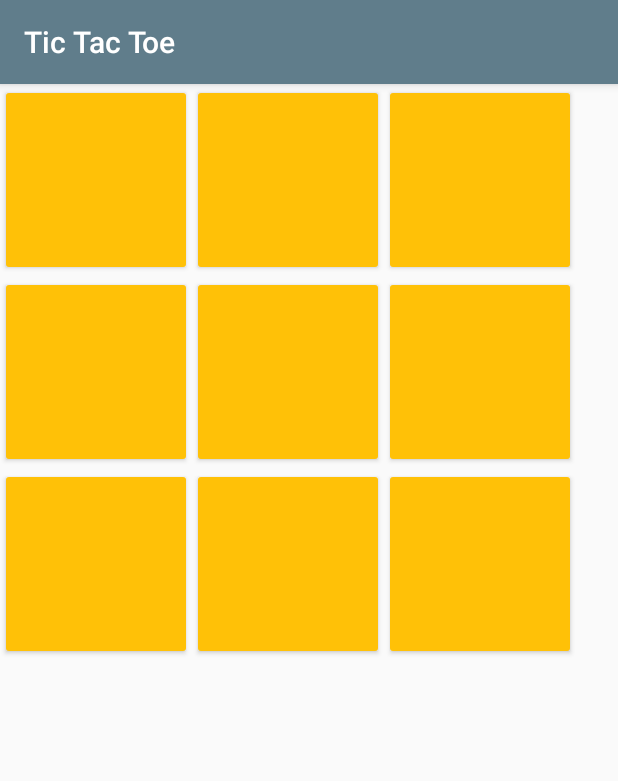
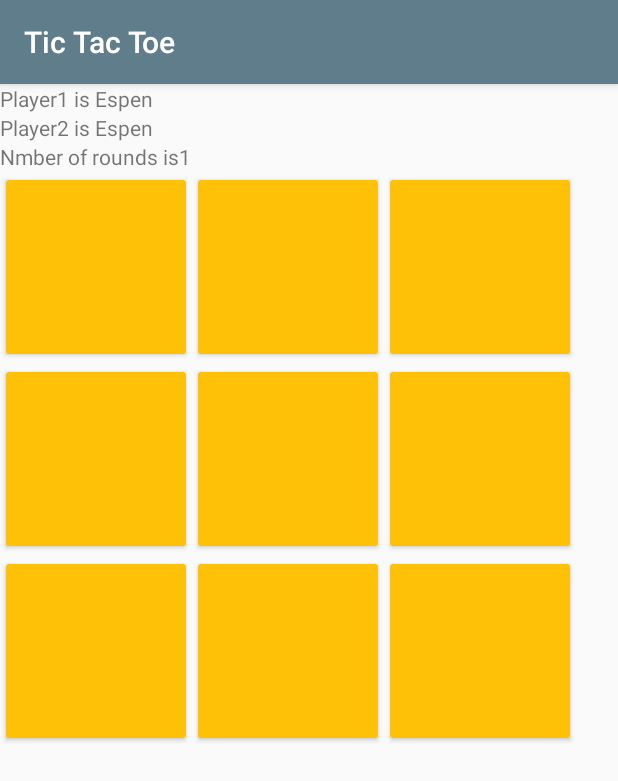
Before and after one commit to EspenBrun/TicTacToe, an Android app: the TicTacToeActivity screen opened directly, with no data from a screen before it, on a phone screen of 412 x 824 dp. Shown: the top 781 px of the screen. Run offline under Robolectric (Android 15) with nearby library versions, the phone set to English and light mode, and no system bars; 1 statement that could not run was skipped.

Commit message:
Can play several rounds. score kept

```diff
--- a/app/src/main/java/com/example/android/tictactoe/PlayersActivity.java
+++ b/app/src/main/java/com/example/android/tictactoe/PlayersActivity.java
@@ -33,9 +33,9 @@ public class PlayersActivity extends AppCompatActivity {
         String p2Name = p2Field.getText().toString().trim();
         String roundsInput = roundsField.getText().toString().trim();
 
-        if(p1Name.isEmpty() || p2Name.isEmpty() || roundsInput.isEmpty() || p1Name.equals(p2Name)){
+        if(p1Name.isEmpty() || p2Name.isEmpty() || roundsInput.isEmpty() ){
             toast.makeText(PlayersActivity.this, R.string.write_names_to_play_toast, Toast.LENGTH_SHORT).show();
-        } else if(Integer.valueOf(roundsInput) < 1) {
+        } else if(Integer.valueOf(roundsInput) < 1 || p1Name.equals(p2Name)) {
             toast.makeText(PlayersActivity.this, R.string.rounds_must_be_positive_toast, Toast.LENGTH_SHORT).show();
         } else {
             int rounds = Integer.valueOf(roundsInput);
@@ -44,6 +44,7 @@ public class PlayersActivity extends AppCompatActivity {
             extras.putInt("rounds",rounds);
             extras.putString("p1Name", p1Name);
             extras.putString("p2Name", p2Name);
+            i.putExtras(extras);
             startActivity(i);
             finish();
         }
--- a/app/src/main/java/com/example/android/tictactoe/TicTacToeActivity.java
+++ b/app/src/main/java/com/example/android/tictactoe/TicTacToeActivity.java
@@ -1,7 +1,7 @@
 package com.example.android.tictactoe;
 
+import android.content.Intent;
 import android.content.res.Resources;
-import android.nfc.Tag;
 import android.os.Bundle;
 import android.support.v7.app.AppCompatActivity;
 import android.util.Log;
@@ -11,40 +11,78 @@ import android.widget.TextView;
 
 import java.util.ArrayList;
 import java.util.Arrays;
-import java.util.List;
-import java.util.stream.IntStream;
 
 /**
  * Created by Espen on 29/04/2017.
  */
 public class TicTacToeActivity extends AppCompatActivity {
+    /** Constants */
     private final String TAG = "TicTacToeActivity";
+    private final String X = "X";
+    private final String O = "O";
+    private final int NUM_WINS_COMB = 8;
+    private final int REQUEST_CODE = 1;
+
+    /** three and three indicates a possible winning combination on a 3x3 board numbered from 0-8 */
+    private final ArrayList<Integer> WIN_COMB = new ArrayList<>(Arrays.asList(0,1,2,3,4,5,6,7,8,0,3,6,1,4,7,2,5,8,0,4,8,2,4,6));
+
+    /** initialize views */
+    private TextView p1View;
+    private TextView p2View;
+    private TextView roundsView;
+    private TextView winnerView;
+    private Button nextRound;
     private Button b;
+
+    /** Other inits and decls */
     private Resources res;
     private boolean playerTurn = true;
-    private final String X = "X";
-    private final String O = "O";
     private int[] btnIds;
     private ArrayList<Integer> p1Btns = new ArrayList<>();
     private ArrayList<Integer> p2Btns = new ArrayList<>();
     private ArrayList<Integer> winCombIds = new ArrayList<>();
-    // three and three indicates a possible winning combination on a 3x3 board numbered from 0-8
-    private final int NUM_WINS_COMB = 8;
-    private final ArrayList<Integer> WIN_COMB = new ArrayList<>(Arrays.asList(0,1,2,3,4,5,6,7,8,0,3,6,1,4,7,2,5,8,0,4,8,2,4,6));
     private boolean p1Won = false;
     private boolean p2Won = false;
-    private TextView winnerView;
+    private String p1Name;
+    private String p2Name;
+    private int rounds;
+    private int currentRound = 1;
+    private int XWins = 0;
+    private int OWins = 0;
+
 
     @Override
     protected void onCreate(Bundle savedInstanceState) {
         super.onCreate(savedInstanceState);
         setContentView(R.layout.activity_tic_tac_toe);
 
+        initializeGame();
+        Bundle extras = getIntent().getExtras();
+        String lol = extras.getString("p1Name","virker ikke");
+        Log.i(TAG,"Viker det? " + lol);
+    }
+
+
+
+    public void initializeGame(){
+        p1View = (TextView) findViewById(R.id.p1View);
+        p2View = (TextView) findViewById(R.id.p2View);
+        roundsView = (TextView) findViewById(R.id.roundsView);
         winnerView = (TextView) findViewById(R.id.winnerView);
+        nextRound = (Button) findViewById(R.id.nextRound);
         res = getResources();
         getBtnIds();
         getPossibleWins();
+        Bundle extras = getIntent().getExtras();
 
+        if(extras != null){
+            rounds = extras.getInt("rounds", 1);
+            p1Name = extras.getString("p1Name", res.getString(R.string.p1_name_default));
+            p2Name = extras.getString("p2Name", res.getString(R.string.p2_name_default));
+            p1View.setText(X + ": " + p1Name);
+            p2View.setText(O + ": " + p2Name);
+            roundsView.setText(res.getString(R.string.rounds) + ": " + currentRound + "/" + rounds);
+        }
     }
 
     public boolean hasWon(ArrayList pBtns){
@@ -73,6 +111,13 @@ public class TicTacToeActivity extends AppCompatActivity {
         }
     }
 
+    public void clearButtons(){
+        for(int id : btnIds) {
+            b = (Button) findViewById(id);
+            b.setText("");
+        }
+    }
+
     public void getPossibleWins(){
         for(int tile : WIN_COMB){
             winCombIds.add(btnIds[tile]);
@@ -90,9 +135,13 @@ public class TicTacToeActivity extends AppCompatActivity {
         if (p1Won){
             winnerView.setText("P1 won!");
             winnerView.setVisibility(View.VISIBLE);
+            nextRound.setVisibility(View.VISIBLE);
+            XWins++;
         } else if(p2Won){
             winnerView.setText("P2 won!");
             winnerView.setVisibility(View.VISIBLE);
+            nextRound.setVisibility(View.VISIBLE);
+            OWins++;
         }
     }
 
@@ -106,15 +155,27 @@ public class TicTacToeActivity extends AppCompatActivity {
             b.setTextColor(res.getColor(R.color.colorPlayerOne));
             p1Btns.add(id);
             p1Won = hasWon(p1Btns);
-            Log.i(TAG,"p1won set to: " + p1Won);
             playerTurn = !playerTurn;
         } else {
             b.setText("O");
             b.setTextColor(res.getColor(R.color.colorPlayerTwo));
             p2Btns.add(id);
             p2Won = hasWon(p2Btns);
-            Log.i(TAG,"p2won set to: " + p2Won);
             playerTurn = !playerTurn;
         }
     }
+
+    public void nextRound(View v){
+        if(currentRound < rounds) {
+            clearButtons();
+            p1Won = false;
+            p2Won = false;
+            p1Btns.clear();
+            p2Btns.clear();
+            winnerView.setVisibility(View.GONE);
+            nextRound.setVisibility(View.GONE);
+            currentRound++;
+            roundsView.setText(res.getString(R.string.rounds) + ": " + currentRound + "/" + rounds);
+        }
+    }
 }
--- a/app/src/main/res/layout/activity_tic_tac_toe.xml
+++ b/app/src/main/res/layout/activity_tic_tac_toe.xml
@@ -2,6 +2,34 @@
 <TableLayout xmlns:android="http://schemas.android.com/apk/res/android"
     android:layout_width="match_parent"
     android:layout_height="match_parent">
+
+        <TextView
+            android:id="@+id/p1View"
+            android:layout_width="match_parent"
+            android:layout_height="wrap_content"
+            android:text="Player1 is Espen" />
+
+    <TableRow
+        android:layout_width="match_parent"
+        android:layout_height="wrap_content">
+
+        <TextView
+            android:id="@+id/p2View"
+            android:layout_width="match_parent"
+            android:layout_height="wrap_content"
+            android:text="Player2 is Espen" />
+    </TableRow>
+
+    <TableRow
+        android:layout_width="match_parent"
+        android:layout_height="wrap_content">
+
+        <TextView
+            android:id="@+id/roundsView"
+            android:layout_width="match_parent"
+            android:layout_height="wrap_content"
+            android:text="Nmber of rounds is1" />
+    </TableRow>
 
 
     <TableRow
@@ -80,6 +108,15 @@
         android:layout_height="wrap_content"
         android:paddingTop="@dimen/activity_horizontal_margin"
         android:text=""
-        android:visibility="gone" />
+        android:visibility="gone"
+        android:paddingBottom="@dimen/activity_horizontal_margin"/>
+
+    <Button
+        android:id="@+id/nextRound"
+        android:layout_width="wrap_content"
+        android:layout_height="wrap_content"
+        android:text="Next round"
+        android:onClick="nextRound"
+        android:visibility="gone"/>
 
 </TableLayout>
--- a/app/src/main/res/values/strings.xml
+++ b/app/src/main/res/values/strings.xml
@@ -8,5 +8,8 @@
     <string name="number_of_rounds">Number of rounds</string>
     <string name="start">Start</string>
     <string name="write_names_to_play_toast">Give names and number of rounds</string>
-    <string name="rounds_must_be_positive_toast">Number of rounds must be positive</string>
+    <string name="rounds_must_be_positive_toast">Number of rounds must be positive and names different</string>
+    <string name="p1_name_default">Player 1</string>
+    <string name="p2_name_default">Player 2</string>
+    <string name="rounds">Rounds</string>
 </resources>
```
